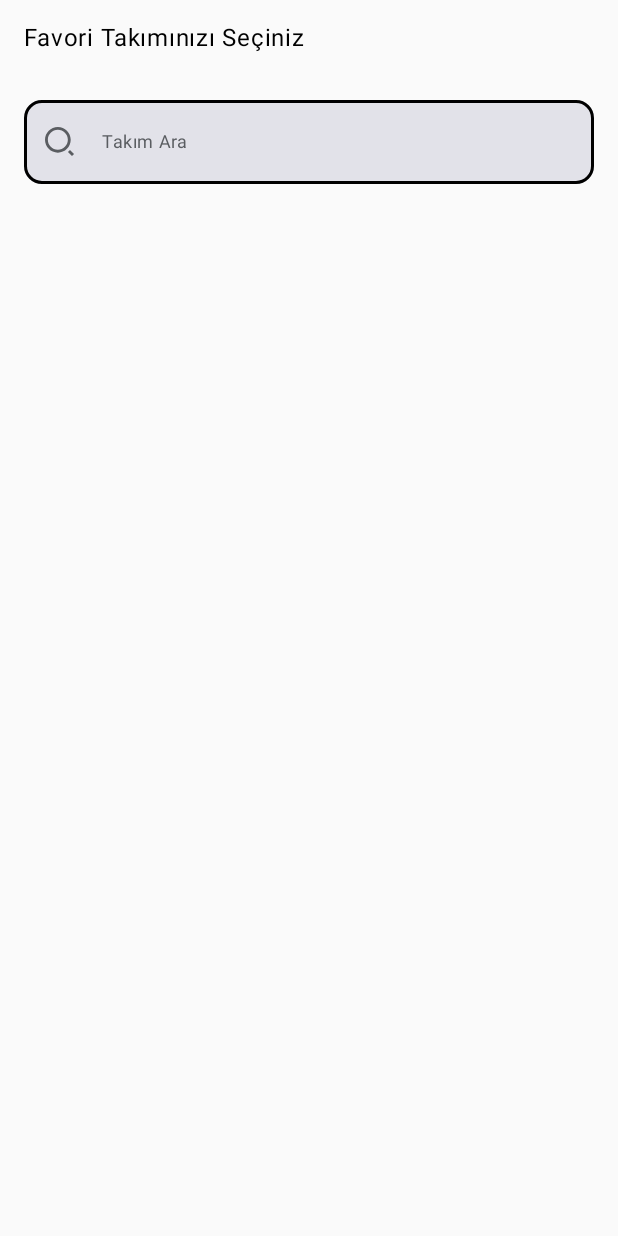
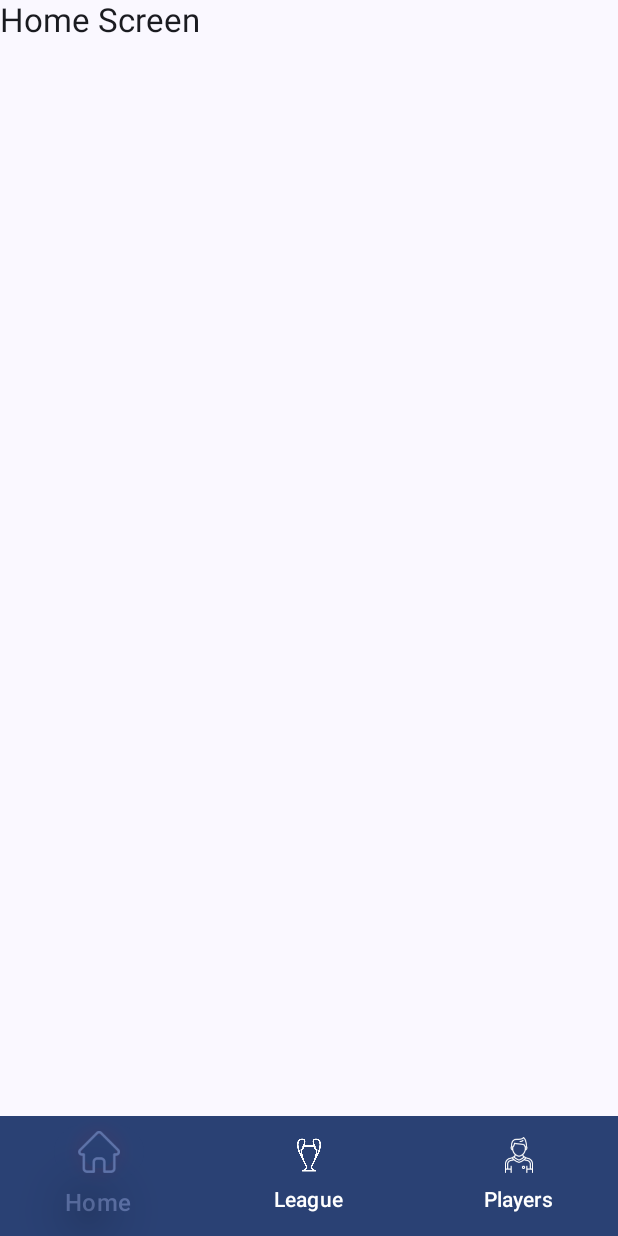
Before and after one commit to berkyymn/MyFootballApi, an Android app built with Jetpack Compose: the screen it shows after launch (MainActivity), on a phone screen of 412 x 824 dp. Run offline under Robolectric (Android 15) with nearby library versions, the phone set to English and light mode, and no system bars; our stand-ins replace Dagger/Hilt's generated code.

Commit message:
4th episode completed

```diff
--- a/app/src/main/java/com/berkayyaman/footballapp/MainActivity.kt
+++ b/app/src/main/java/com/berkayyaman/footballapp/MainActivity.kt
@@ -3,15 +3,7 @@ package com.berkayyaman.footballapp
 import android.os.Bundle
 import androidx.activity.ComponentActivity
 import androidx.activity.compose.setContent
-import androidx.activity.viewModels
-import androidx.compose.foundation.layout.Column
-import androidx.compose.foundation.layout.fillMaxSize
-import androidx.compose.foundation.layout.fillMaxWidth
-import androidx.compose.material3.Text
-import androidx.compose.runtime.collectAsState
-import androidx.compose.ui.Modifier
-import com.berkayyaman.footballapp.presentation.favoriteTeam.FavoriteTeamScreen
-import com.berkayyaman.footballapp.presentation.favoriteTeam.FavoriteTeamViewModel
+import com.berkayyaman.footballapp.presentation.navgraph.NavGraph
 import com.berkayyaman.footballapp.ui.theme.FootballAppTheme
 import dagger.hilt.android.AndroidEntryPoint
 
@@ -24,7 +16,9 @@ class MainActivity : ComponentActivity() {
 
         setContent {
             FootballAppTheme {
-                FavoriteTeamScreen()
+                NavGraph(
+                    startDestination = "mySecondRoute"
+                )
             }
         }
     }
--- /dev/null
+++ b/app/src/main/java/com/berkayyaman/footballapp/presentation/home/HomeScreen.kt
@@ -0,0 +1,18 @@
+package com.berkayyaman.footballapp.presentation.home
+
+import androidx.compose.material3.MaterialTheme
+import androidx.compose.material3.Text
+import androidx.compose.runtime.Composable
+
+/**
+ * Created by berkayyaman on 21,October,2024
+ */
+
+@Composable
+fun HomeScreen() {
+
+    Text(
+        text = "Home Screen",
+        style = MaterialTheme.typography.titleLarge
+    )
+}
--- /dev/null
+++ b/app/src/main/java/com/berkayyaman/footballapp/presentation/league/LeagueScreen.kt
@@ -0,0 +1,18 @@
+package com.berkayyaman.footballapp.presentation.league
+
+import androidx.compose.material3.MaterialTheme
+import androidx.compose.material3.Text
+import androidx.compose.runtime.Composable
+
+/**
+ * Created by berkayyaman on 21,October,2024
+ */
+
+@Composable
+fun LeagueScreen() {
+
+    Text(
+        text = "League Screen",
+        style = MaterialTheme.typography.titleLarge
+    )
+}
--- /dev/null
+++ b/app/src/main/java/com/berkayyaman/footballapp/presentation/navgraph/NavGraph.kt
@@ -0,0 +1,49 @@
+package com.berkayyaman.footballapp.presentation.navgraph
+
+import androidx.compose.runtime.Composable
+import androidx.navigation.compose.NavHost
+import androidx.navigation.compose.composable
+import androidx.navigation.compose.navigation
+import androidx.navigation.compose.rememberNavController
+import com.berkayyaman.footballapp.presentation.favoriteTeam.FavoriteTeamScreen
+import com.berkayyaman.footballapp.presentation.navigator.Navigator
+
+/**
+ * Created by berkayyaman on 21,October,2024
+ */
+
+@Composable
+fun NavGraph(
+    startDestination: String
+) {
+
+    val navController = rememberNavController()
+
+    NavHost(
+        navController = navController,
+        startDestination = startDestination
+    ){
+        navigation(
+            route = "myFirstRoute",
+            startDestination = Screen.AppInitialization.route
+        ){
+            composable(
+                route = Screen.AppInitialization.route
+            ){
+                FavoriteTeamScreen()
+            }
+        }
+
+        navigation(
+            route = "mySecondRoute",
+            startDestination = Screen.AppNavigation.route
+        ){
+            composable(
+                route = Screen.AppNavigation.route
+            ){
+                Navigator()
+            }
+        }
+    }
+
+}
--- /dev/null
+++ b/app/src/main/java/com/berkayyaman/footballapp/presentation/navgraph/Screen.kt
@@ -0,0 +1,15 @@
+package com.berkayyaman.footballapp.presentation.navgraph
+
+/**
+ * Created by berkayyaman on 21,October,2024
+ */
+sealed class Screen(val route: String) {
+
+    data object HomeScreen: Screen("homeScreen")
+    data object LeagueScreen: Screen("leagueScreen")
+    data object PlayersScreen: Screen("playersScreen")
+
+    data object AppInitialization: Screen("appInitialization")
+    data object AppNavigation: Screen("appNavigation")
+
+}
--- /dev/null
+++ b/app/src/main/java/com/berkayyaman/footballapp/presentation/navigator/BottomNavigation.kt
@@ -0,0 +1,109 @@
+package com.berkayyaman.footballapp.presentation.navigator
+
+import androidx.annotation.DrawableRes
+import androidx.compose.foundation.layout.Column
+import androidx.compose.foundation.layout.fillMaxWidth
+import androidx.compose.foundation.layout.size
+import androidx.compose.foundation.shape.CircleShape
+import androidx.compose.material3.Icon
+import androidx.compose.material3.MaterialTheme
+import androidx.compose.material3.NavigationBar
+import androidx.compose.material3.NavigationBarItem
+import androidx.compose.material3.NavigationBarItemDefaults
+import androidx.compose.material3.Text
+import androidx.compose.runtime.Composable
+import androidx.compose.ui.Modifier
+import androidx.compose.ui.draw.shadow
+import androidx.compose.ui.graphics.Color
+import androidx.compose.ui.res.painterResource
+import androidx.compose.ui.text.font.FontWeight
+import androidx.compose.ui.tooling.preview.Preview
+import androidx.compose.ui.unit.dp
+import com.berkayyaman.footballapp.R
+import com.berkayyaman.footballapp.util.Dimens
+
+/**
+ * Created by berkayyaman on 21,October,2024
+ */
+@Composable
+fun BottomNavigation(
+    items: List<BottomNavigationItem>,
+    selectedItem: Int,
+    onItemClick: (Int) -> Unit
+) {
+
+    NavigationBar(
+        modifier = Modifier.fillMaxWidth(),
+        containerColor = MaterialTheme.colorScheme.primary,
+        tonalElevation = 10.dp
+    ) {
+
+        items.forEachIndexed{index, bottomNavigationItem ->
+
+            NavigationBarItem(
+                selected = index == selectedItem,
+                onClick = {onItemClick(index)},
+                colors = NavigationBarItemDefaults.colors(
+                    selectedIconColor = MaterialTheme.colorScheme.primaryContainer,
+                    unselectedIconColor = MaterialTheme.colorScheme.onPrimaryContainer,
+                    unselectedTextColor = MaterialTheme.colorScheme.onPrimaryContainer,
+                    selectedTextColor = MaterialTheme.colorScheme.primaryContainer,
+                    indicatorColor = MaterialTheme.colorScheme.primary
+                ),
+                icon = {
+                    Column {
+                        if (index == selectedItem){
+                            Icon(
+                                painter = painterResource(id = bottomNavigationItem.icon),
+                                contentDescription = bottomNavigationItem.text,
+                                modifier = Modifier
+                                    .size(Dimens.BottomNavigationItemSelectedSize)
+                                    .shadow(24.dp, CircleShape,false, Color.Red)
+                            )
+                        }else{
+                            Icon(
+                                painter = painterResource(id = bottomNavigationItem.icon),
+                                contentDescription = bottomNavigationItem.text,
+                                modifier = Modifier.size(Dimens.BottomNavigationItemSize)
+                            )
+                        }
+                    }
+                },
+                label = {
+                    if (index == selectedItem){
+                        Text(
+                            text = bottomNavigationItem.text,
+                            style = MaterialTheme.typography.titleMedium,
+                            fontWeight = FontWeight.SemiBold
+                        )
+                    }else{
+                        Text(
+                            text = bottomNavigationItem.text,
+                            style = MaterialTheme.typography.titleSmall
+                        )
+                    }
+                }
+            )
+
+        }
+
+    }
+
+}
+
+class BottomNavigationItem(
+    @DrawableRes val icon: Int, val text: String
+)
+
+@Preview
+@Composable
+fun BottomNavigationPreview(){
+    BottomNavigation(
+        items = arrayListOf(
+            BottomNavigationItem(R.drawable.home,"Home"),
+            BottomNavigationItem(R.drawable.league,"League"),
+            BottomNavigationItem(R.drawable.players,"Players")
+        ),
+        selectedItem = 0
+    ) { }
+}
--- /dev/null
+++ b/app/src/main/java/com/berkayyaman/footballapp/presentation/navigator/Navigator.kt
@@ -0,0 +1,108 @@
+package com.berkayyaman.footballapp.presentation.navigator
+
+import androidx.compose.foundation.layout.fillMaxSize
+import androidx.compose.foundation.layout.padding
+import androidx.compose.material3.Scaffold
+import androidx.compose.runtime.Composable
+import androidx.compose.runtime.getValue
+import androidx.compose.runtime.mutableIntStateOf
+import androidx.compose.runtime.remember
+import androidx.compose.runtime.saveable.rememberSaveable
+import androidx.compose.runtime.setValue
+import androidx.compose.ui.Modifier
+import androidx.navigation.NavController
+import androidx.navigation.compose.NavHost
+import androidx.navigation.compose.composable
+import androidx.navigation.compose.currentBackStackEntryAsState
+import androidx.navigation.compose.rememberNavController
+import com.berkayyaman.footballapp.R
+import com.berkayyaman.footballapp.presentation.home.HomeScreen
+import com.berkayyaman.footballapp.presentation.league.LeagueScreen
+import com.berkayyaman.footballapp.presentation.navgraph.Screen
+import com.berkayyaman.footballapp.presentation.players.PlayersScreen
+
+/**
+ * Created by berkayyaman on 21,October,2024
+ */
+@Composable
+fun Navigator() {
+
+    val bottomNavigationItems = remember {
+        listOf(
+            BottomNavigationItem(R.drawable.home,"Home"),
+            BottomNavigationItem(R.drawable.league,"League"),
+            BottomNavigationItem(R.drawable.players,"Players")
+        )
+    }
+
+    val navController = rememberNavController()
+    val backStackState = navController.currentBackStackEntryAsState().value
+    var selectedItem by rememberSaveable {
+        mutableIntStateOf(0)
+    }
+
+    selectedItem = remember( key1 = backStackState) {
+        when(backStackState?.destination?.route){
+            Screen.HomeScreen.route -> 0
+            Screen.LeagueScreen.route -> 1
+            Screen.PlayersScreen.route -> 2
+            else -> 0
+        }
+    }
+
+
+    Scaffold(
+        modifier = Modifier.fillMaxSize(),
+        bottomBar = {
+            BottomNavigation(
+                items = bottomNavigationItems,
+                selectedItem = selectedItem,
+                onItemClick = { index ->
+                    when(index){
+                        0 -> navigateToTab(navController, Screen.HomeScreen.route)
+                        1 -> navigateToTab(navController, Screen.LeagueScreen.route)
+                        2 -> navigateToTab(navController, Screen.PlayersScreen.route)
+                    }
+                }
+            )
+        }
+    ) {
+        NavHost(
+            navController = navController,
+            startDestination = Screen.HomeScreen.route,
+            modifier = Modifier.padding(bottom = it.calculateBottomPadding())
+        ){
+            composable(
+                route = Screen.HomeScreen.route
+            ){
+                HomeScreen()
+            }
+
+            composable(
+                route = Screen.LeagueScreen.route
+            ){
+                LeagueScreen()
+            }
+
+            composable(
+                route = Screen.PlayersScreen.route
+            ){
+                PlayersScreen()
+            }
+        }
+    }
+
+}
+
+private fun navigateToTab(navController: NavController, route: String){
+    navController.navigate(route = route) {
+        navController.graph.startDestinationRoute?.let { homeScreen ->
+            popUpTo(homeScreen) {
+                saveState = true
+            }
+
+            restoreState = true
+            launchSingleTop = true
+        }
+    }
+}
--- /dev/null
+++ b/app/src/main/java/com/berkayyaman/footballapp/presentation/players/PlayersScreen.kt
@@ -0,0 +1,18 @@
+package com.berkayyaman.footballapp.presentation.players
+
+import androidx.compose.material3.MaterialTheme
+import androidx.compose.material3.Text
+import androidx.compose.runtime.Composable
+
+/**
+ * Created by berkayyaman on 21,October,2024
+ */
+@Composable
+fun PlayersScreen() {
+
+    Text(
+        text = "Players Screen",
+        style = MaterialTheme.typography.titleLarge
+    )
+
+}
```
